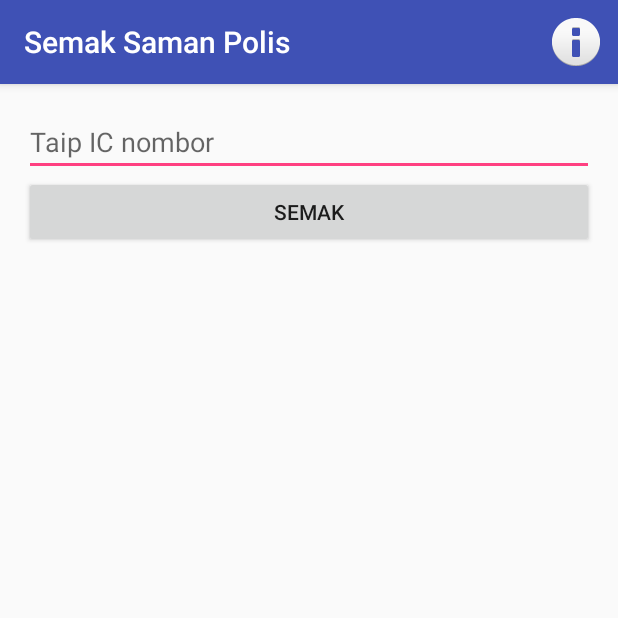
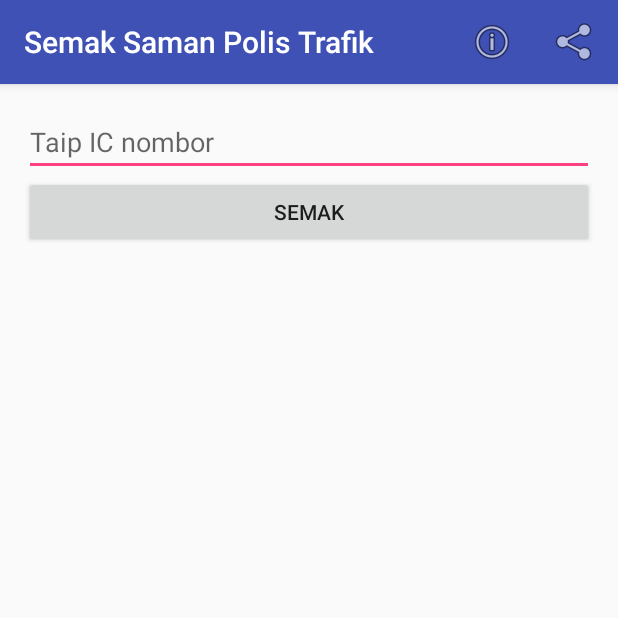
Before and after one commit to h4ck4life/pdrmcheck-android, an Android app: the screen it shows after launch (MainActivity), on a phone screen of 412 x 824 dp, the top half of it. Run offline under Robolectric (Android 15) with nearby library versions, the phone set to English and light mode, and no system bars; our stand-ins replace AdMob; libraries missing offline, so code that uses them is left out: com.kobakei.ratethisapp, com.loopj.android, cz.msebera.android, github.nisrulz.androidutils; 5 statements that could not run were skipped.

Commit message:
add share features

```diff
--- a/app/build.gradle
+++ b/app/build.gradle
@@ -7,7 +7,7 @@ android {
         applicationId "filavents.com.semaksamanpolis"
         minSdkVersion 15
         targetSdkVersion 24
-        versionCode 3
+        versionCode 4
         versionName "1.0"
         testInstrumentationRunner "android.support.test.runner.AndroidJUnitRunner"
     }
--- a/app/src/main/AndroidManifest.xml
+++ b/app/src/main/AndroidManifest.xml
@@ -11,7 +11,7 @@
         android:label="@string/app_name"
         android:supportsRtl="true"
         android:theme="@style/AppTheme">
-        <activity android:name=".MainActivity">
+        <activity android:name=".MainActivity" android:screenOrientation="portrait">
             <intent-filter>
                 <action android:name="android.intent.action.MAIN" />
 
--- a/app/src/main/res/layout/general_error_view.xml
+++ b/app/src/main/res/layout/general_error_view.xml
@@ -17,6 +17,6 @@
         android:layout_width="match_parent"
         android:layout_height="wrap_content"
         android:textSize="20sp"
-        android:text="Woops!\nSomething wrong happened.\nPlease try again.." />
+        android:text="Woops!\nSistem mengalami masalah.\nSila cuba semula.." />
 
 </LinearLayout>
--- a/app/src/main/res/menu/info_actionbar.xml
+++ b/app/src/main/res/menu/info_actionbar.xml
@@ -4,8 +4,14 @@
     <!-- "Mark Favorite", should appear as action button if possible -->
     <item
         android:id="@+id/action_favorite"
-        android:icon="@android:drawable/ic_dialog_info"
+        android:icon="@android:drawable/ic_menu_info_details"
         android:title="Info"
         app:showAsAction="always" />
 
+    <item
+        android:id="@+id/action_share"
+        android:title="Kongsi"
+        android:icon="@android:drawable/ic_menu_share"
+        app:showAsAction="ifRoom" />
+
 </menu>
--- a/app/src/main/res/values/strings.xml
+++ b/app/src/main/res/values/strings.xml
@@ -1,4 +1,4 @@
 <resources>
-    <string name="app_name">Semak Saman Polis</string>
+    <string name="app_name">Semak Saman Polis Trafik</string>
     <string name="banner_ad_unit_id">ca-app-pub-9221126498873830/7277608582</string>
 </resources>
```
Also changed, not shown: app/src/main/java/filavents/com/semaksamanpolis/MainActivity.java (+12 -2 lines), 1 other file.
